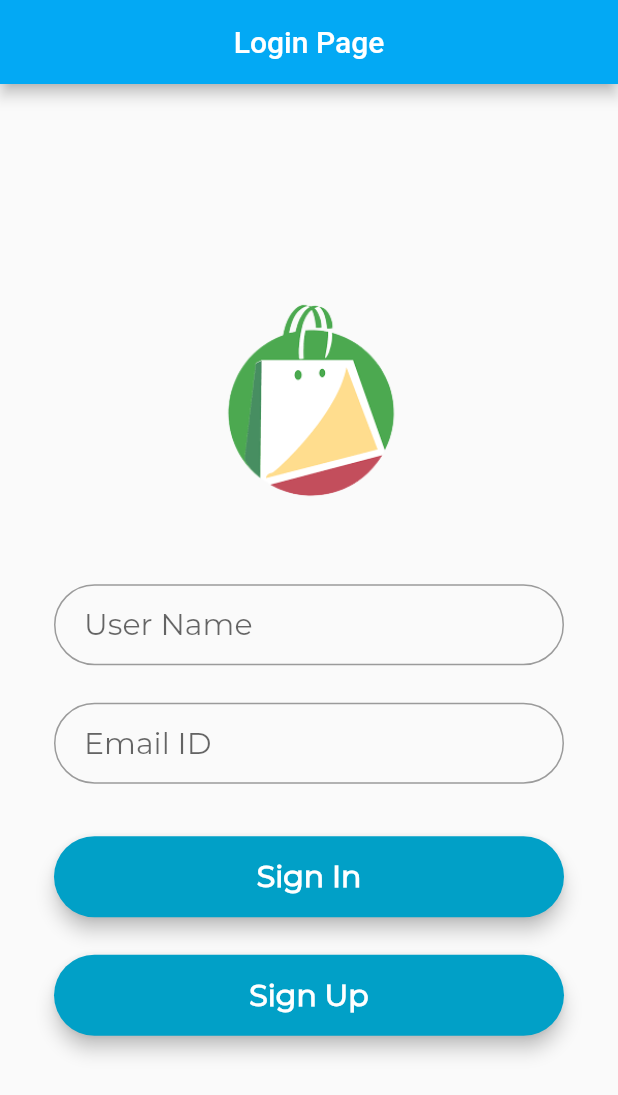
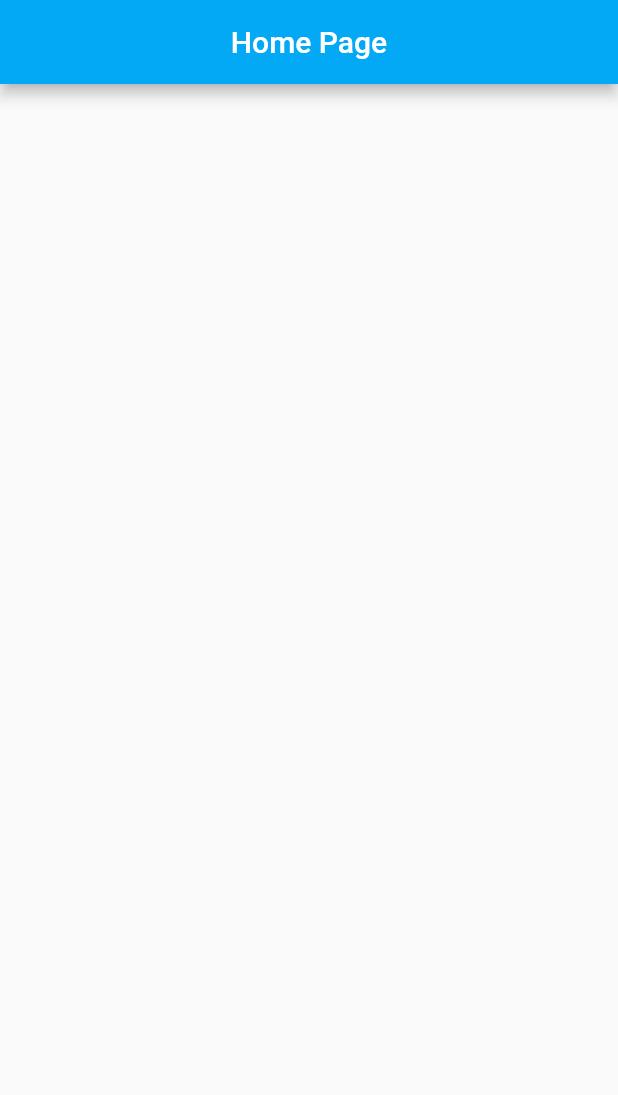
Before and after one commit to BeepLoveKarki/sajilomart, a Flutter app: the screen it shows after launch, after a tap on "Sign In", on a phone screen of 412 x 824 dp. Shown: the top 1095 px of the screen. Run offline on Flutter 3.47's test engine with Material 2 defaults, Android fonts, the light colour scheme and no system bars; our stand-ins replace image_picker.

```diff
--- /dev/null
+++ b/ui_ux/lib/home.dart
@@ -0,0 +1,22 @@
+import 'package:flutter/material.dart';
+
+class Home extends StatefulWidget {
+  @override
+  _HomeState createState() => _HomeState();
+}
+
+class _HomeState extends State<Home> {
+
+  int balance = 10000;
+
+  @override
+  Widget build(BuildContext context) {
+    return Scaffold(
+      appBar: AppBar(
+        title: Text("Home Page",style: TextStyle(color:Colors.white),),
+        centerTitle: true ,
+        automaticallyImplyLeading: false,
+      ),
+    );
+  }
+}
--- a/ui_ux/lib/login.dart
+++ b/ui_ux/lib/login.dart
@@ -1,5 +1,6 @@
 import 'package:flutter/material.dart';
 import 'register.dart';
+import 'home.dart';
 
 class LoginPage extends StatefulWidget {
   LoginPage({Key key, this.title}) : super(key: key);
@@ -61,7 +62,13 @@ class _LoginPageState extends State<LoginPage> {
       child: MaterialButton(
         minWidth: MediaQuery.of(context).size.width,
         padding: EdgeInsets.fromLTRB(20.0, 15.0, 20.0, 15.0),
-        onPressed: () {},
+        onPressed: () {
+          Navigator.pushAndRemoveUntil(
+          context,
+          MaterialPageRoute(builder: (context) => Home()),
+          (Route<dynamic> route) => false,
+        );
+        },
         child: Text("Sign In",
             textAlign: TextAlign.center,
             style: style.copyWith(
--- a/ui_ux/lib/main.dart
+++ b/ui_ux/lib/main.dart
@@ -1,6 +1,5 @@
 import 'package:flutter/material.dart';
 import 'login.dart';
-// import 'camera.dart';
 
 void main() => runApp(App());
 
@@ -13,7 +12,6 @@ class App extends StatelessWidget{
         primarySwatch: Colors.lightBlue,
       ),
       home: LoginPage(title: 'Login'),
-      // home: CapturePhoto(),
     );
   }
 }
```
Also changed, not shown: ui_ux/lib/transactions.dart (deleted).
